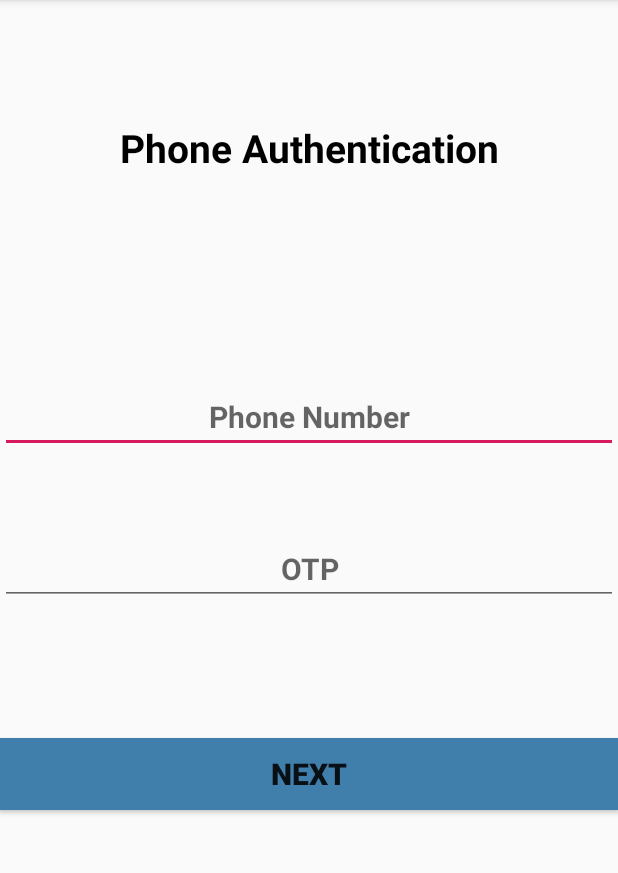
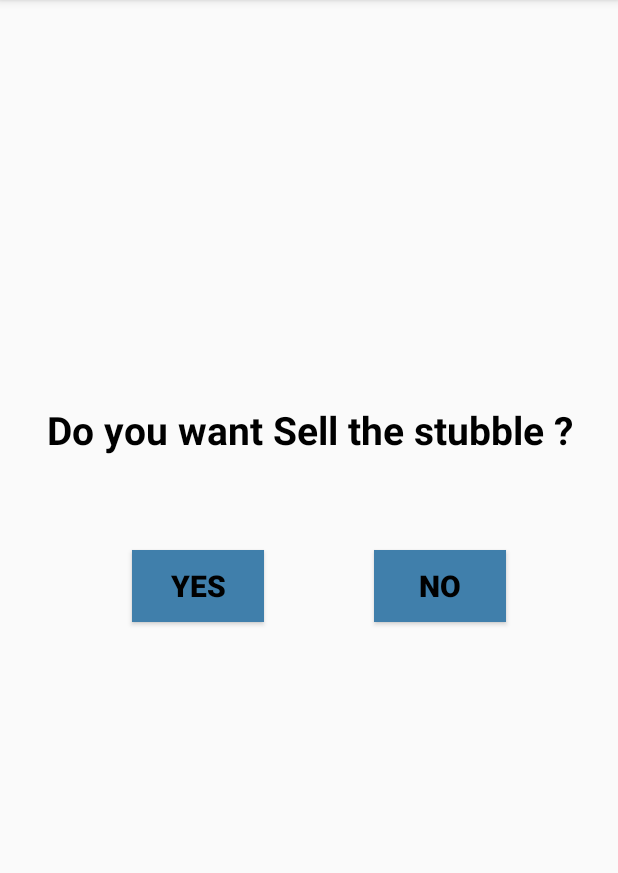
Before and after one commit to shashank-reddy-electromob/farm_waste, an Android app: the screen it shows after launch (farmerauthentication before the commit, farmerdecision after it), after a tap on an icon or button, on a phone screen of 412 x 824 dp, the part 84-957 px from its top. Run offline under Robolectric (Android 15) with nearby library versions, the phone set to English and light mode, and no system bars.

Commit message:
new base

```diff
--- a/app/src/main/AndroidManifest.xml
+++ b/app/src/main/AndroidManifest.xml
@@ -9,7 +9,8 @@
         android:roundIcon="@drawable/logo"
         android:supportsRtl="true"
         android:theme="@style/AppTheme">
-        <activity android:name=".orders"></activity>
+        <activity android:name=".farmerdecision"></activity>
+        <activity android:name=".orders" />
         <activity android:name=".businesscrop" />
         <activity android:name=".businessdetails" />
         <activity android:name=".farmerauthentication3" />
--- a/app/src/main/java/org/electromob/new_project/MainActivity.java
+++ b/app/src/main/java/org/electromob/new_project/MainActivity.java
@@ -25,7 +25,7 @@ public class MainActivity extends AppCompatActivity {
          farmer.setOnClickListener(new View.OnClickListener() {
              @Override
              public void onClick(View v) {
-                 startActivity(new Intent(MainActivity.this, farmerauthentication.class));
+                 startActivity(new Intent(MainActivity.this, farmerdecision.class));
              }
          });
 
--- /dev/null
+++ b/app/src/main/java/org/electromob/new_project/farmerdecision.java
@@ -0,0 +1,29 @@
+package org.electromob.new_project;
+
+import androidx.appcompat.app.AppCompatActivity;
+
+import android.content.Intent;
+import android.os.Bundle;
+import android.view.View;
+import android.widget.Button;
+
+public class farmerdecision extends AppCompatActivity {
+
+    private Button yes;
+
+    @Override
+    protected void onCreate(Bundle savedInstanceState) {
+        super.onCreate(savedInstanceState);
+        setContentView(R.layout.activity_farmerdecision);
+
+        yes = (Button)findViewById(R.id.button6);
+
+        yes.setOnClickListener(new View.OnClickListener() {
+            @Override
+            public void onClick(View v) {
+                startActivity(new Intent(farmerdecision.this,farmerauthentication.class));
+            }
+        });
+
+    }
+}
--- /dev/null
+++ b/app/src/main/res/layout/activity_farmerdecision.xml
@@ -0,0 +1,54 @@
+<?xml version="1.0" encoding="utf-8"?>
+<androidx.constraintlayout.widget.ConstraintLayout xmlns:android="http://schemas.android.com/apk/res/android"
+    xmlns:app="http://schemas.android.com/apk/res-auto"
+    xmlns:tools="http://schemas.android.com/tools"
+    android:layout_width="match_parent"
+    android:layout_height="match_parent"
+    tools:context=".farmerdecision">
+
+    <TextView
+        android:id="@+id/textView10"
+        android:layout_width="match_parent"
+        android:layout_height="wrap_content"
+        android:gravity="center"
+        android:text="Do you want Sell the stubble ?"
+        android:textColor="#000"
+        android:textSize="26sp"
+        android:textStyle="bold"
+        app:layout_constraintBottom_toBottomOf="parent"
+        app:layout_constraintTop_toTopOf="parent"
+        app:layout_constraintVertical_bias="0.367"
+        tools:layout_editor_absoluteX="0dp" />
+
+    <Button
+        android:id="@+id/button6"
+        android:layout_width="wrap_content"
+        android:layout_height="wrap_content"
+        android:background="#407FAB"
+        android:text="Yes"
+        android:textColor="#000"
+        android:textSize="20sp"
+        android:textStyle="bold"
+        app:layout_constraintBottom_toBottomOf="parent"
+        app:layout_constraintEnd_toEndOf="parent"
+        app:layout_constraintHorizontal_bias="0.272"
+        app:layout_constraintStart_toStartOf="parent"
+        app:layout_constraintTop_toBottomOf="@+id/textView10"
+        app:layout_constraintVertical_bias="0.15" />
+
+    <Button
+        android:layout_width="wrap_content"
+        android:layout_height="wrap_content"
+        android:background="#407FAB"
+        android:text="No"
+        android:textColor="#000"
+        android:textSize="20sp"
+        android:textStyle="bold"
+        app:layout_constraintBottom_toBottomOf="parent"
+        app:layout_constraintEnd_toEndOf="parent"
+        app:layout_constraintHorizontal_bias="0.496"
+        app:layout_constraintStart_toEndOf="@+id/button6"
+        app:layout_constraintTop_toBottomOf="@+id/textView10"
+        app:layout_constraintVertical_bias="0.15" />
+
+</androidx.constraintlayout.widget.ConstraintLayout>
```
